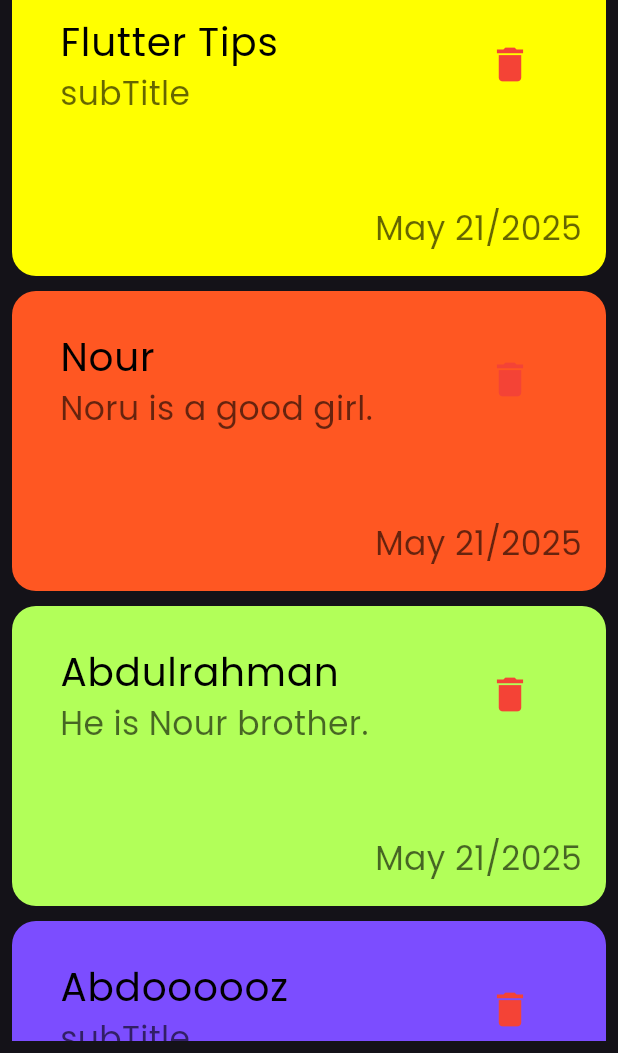
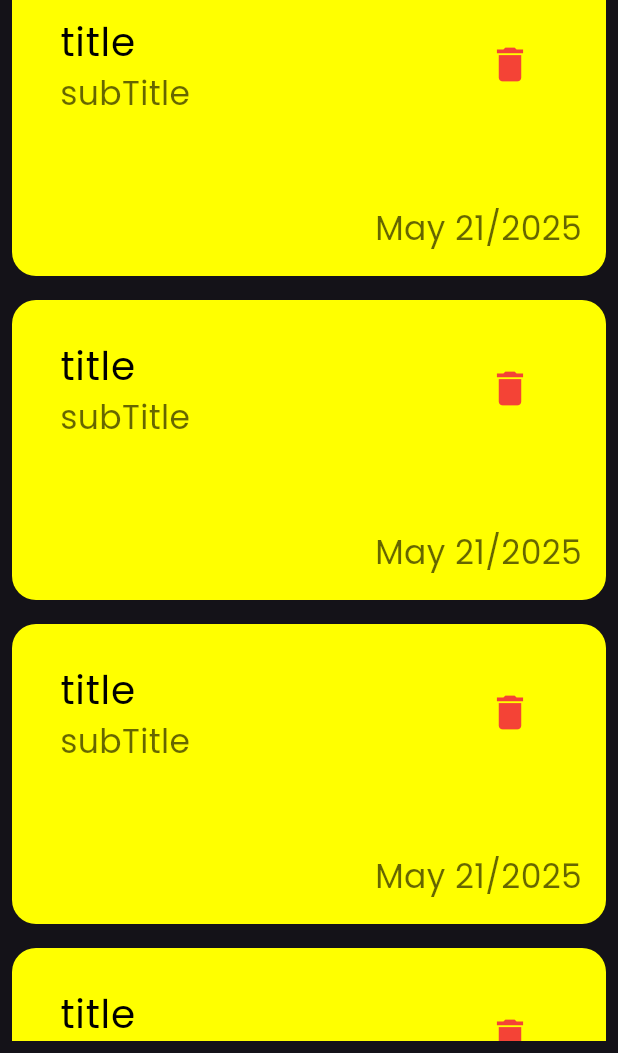
Before and after one commit to AbdelrahmanSiam/note_app, a Flutter app: the screen it shows after launch, on a phone screen of 412 x 824 dp, the part 183-1236 px from its top. Run offline on Flutter 3.47's test engine with Material 3 defaults, Android fonts, the phone set to English and light mode, and no system bars.

Commit message:
Refactor ListView to be ListView.builder

```diff
--- a/lib/views/notes_view_body.dart
+++ b/lib/views/notes_view_body.dart
@@ -1,6 +1,7 @@
 import 'package:flutter/material.dart';
 import 'package:note_app/widgets/custom_app_bar.dart';
 import 'package:note_app/widgets/custom_note_card.dart';
+import 'package:note_app/widgets/note_list_view.dart';
 
 class NotesViewBody extends StatelessWidget {
   const NotesViewBody({super.key});
@@ -15,37 +16,7 @@ class NotesViewBody extends StatelessWidget {
             height: 50,
           ),
           CustomAppBar(),
-          Expanded(
-            child: ListView(
-              children: [
-                CustomNoteCard(
-                    title: "Flutter Tips",
-                    subTitle: "subTitle",
-                    cardColor: Colors.yellowAccent),
-                SizedBox(
-                  height: 10,
-                ),
-                CustomNoteCard(
-                    title: "Nour",
-                    subTitle: "Noru is a good girl.",
-                    cardColor: Colors.deepOrange),
-                SizedBox(
-                  height: 10,
-                ),
-                CustomNoteCard(
-                    title: "Abdulrahman",
-                    subTitle: "He is Nour brother.",
-                    cardColor: Colors.lightGreenAccent),
-                SizedBox(
-                  height: 10,
-                ),
-                CustomNoteCard(
-                    title: "Abdoooooz",
-                    subTitle: "subTitle",
-                    cardColor: Colors.deepPurpleAccent),
-              ],
-            ),
-          ),
+          NoteListView(),
         ],
       ),
     );
--- /dev/null
+++ b/lib/widgets/note_list_view.dart
@@ -0,0 +1,23 @@
+import 'package:flutter/material.dart';
+import 'package:note_app/widgets/custom_note_card.dart';
+
+class NoteListView extends StatelessWidget {
+  const NoteListView({super.key});
+
+  @override
+  Widget build(BuildContext context) {
+    return Expanded(
+      child: ListView.builder(
+        itemBuilder: (context, index) {
+          return Padding(
+            padding: const EdgeInsets.only(bottom: 16.0),
+            child: CustomNoteCard(
+                title: "title",
+                subTitle: "subTitle",
+                cardColor: Colors.yellowAccent),
+          );
+        },
+      ),
+    );
+  }
+}
```
